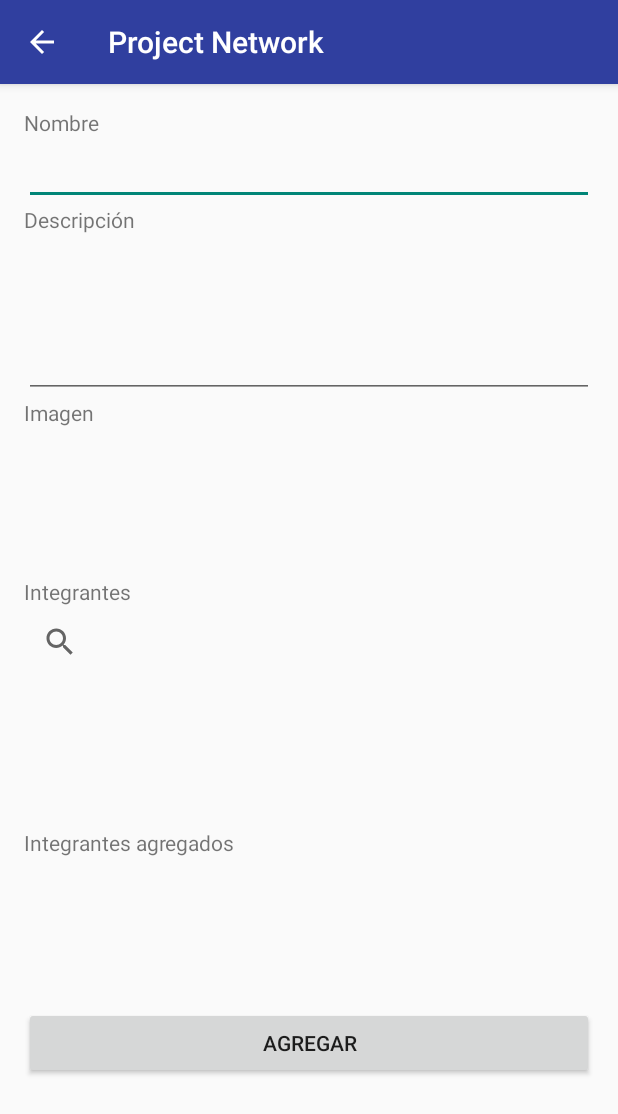
After one commit to UNED-Investiga/Project-Network, an Android app: the AddActivity screen opened directly, with no data from a screen before it, on a phone screen of 412 x 824 dp. The commit adds this screen. Shown: the top 1114 px of the screen. Run offline under Robolectric (Android 15) with nearby library versions, the phone set to English and light mode, and no system bars.

Commit message:
Se crea ui para activity de agregar

```diff
--- a/app/src/main/AndroidManifest.xml
+++ b/app/src/main/AndroidManifest.xml
@@ -16,7 +16,7 @@
         android:theme="@style/AppTheme">
         <activity
             android:name=".activity.MainActivity"
-            android:label="@string/app_name"></activity>
+            android:label="@string/app_name" />
         <activity
             android:name=".activity.ProyectoActivity"
             android:label="@string/app_name" />
@@ -39,7 +39,8 @@
         <activity
             android:name=".activity.HomeActivity"
             android:label="@string/title_activity_home"
-            android:theme="@style/AppTheme.NoActionBar"></activity>
+            android:theme="@style/AppTheme.NoActionBar" />
+        <activity android:name=".activity.AddActivity"></activity>
     </application>
 
 </manifest>
--- /dev/null
+++ b/app/src/main/java/com/nansoft/projectnetworkapp/activity/AddActivity.java
@@ -0,0 +1,42 @@
+package com.nansoft.projectnetworkapp.activity;
+
+import android.support.v7.app.AppCompatActivity;
+import android.os.Bundle;
+import android.view.MenuItem;
+
+import com.nansoft.projectnetworkapp.R;
+
+public class AddActivity extends AppCompatActivity {
+
+    @Override
+    protected void onCreate(Bundle savedInstanceState) {
+        super.onCreate(savedInstanceState);
+        setContentView(R.layout.activity_add);
+
+        final android.support.v7.app.ActionBar actionBar = getSupportActionBar();
+
+        // Specify that the Home button should show an "Up" caret, indicating that touching the
+        // button will take the user one step up in the application's hierarchy.
+        actionBar.setDisplayHomeAsUpEnabled(true);
+    }
+
+    @Override
+    public boolean onOptionsItemSelected(MenuItem item) {
+        // Handle action bar item clicks here. The action bar will
+        // automatically handle clicks on the Home/Up button, so long
+        // as you specify a parent activity in AndroidManifest.xml.
+        switch(item.getItemId())
+        {
+
+
+            case android.R.id.home:
+                super.onBackPressed();
+                break;
+
+        }
+
+
+
+        return super.onOptionsItemSelected(item);
+    }
+}
--- a/app/src/main/java/com/nansoft/projectnetworkapp/activity/HomeActivity.java
+++ b/app/src/main/java/com/nansoft/projectnetworkapp/activity/HomeActivity.java
@@ -1,5 +1,6 @@
 package com.nansoft.projectnetworkapp.activity;
 
+import android.content.Intent;
 import android.os.AsyncTask;
 import android.os.Bundle;
 import android.support.design.widget.FloatingActionButton;
@@ -59,6 +60,10 @@ public class HomeActivity extends AppCompatActivity
             public void onClick(View view) {
                 Snackbar.make(view, "Replace with your own action", Snackbar.LENGTH_LONG)
                         .setAction("Action", null).show();
+
+                Intent intent = new Intent(HomeActivity.this, AddActivity.class);
+                startActivity(intent);
+
             }
         });
 
--- a/app/src/main/java/com/nansoft/projectnetworkapp/activity/MainActivity.java
+++ b/app/src/main/java/com/nansoft/projectnetworkapp/activity/MainActivity.java
@@ -52,7 +52,7 @@ public class MainActivity extends ActionBarActivity implements ViewPager.OnPageC
     protected void onCreate(Bundle arg0)
     {
         super.onCreate(arg0);
-        this.setContentView(R.layout.main_activity);
+        this.setContentView(R.layout.activity_main);
 
         customClient = new CustomMobileService(this);
 
--- a/app/src/main/java/com/nansoft/projectnetworkapp/activity/PerfilUsuarioActivity.java
+++ b/app/src/main/java/com/nansoft/projectnetworkapp/activity/PerfilUsuarioActivity.java
@@ -47,7 +47,7 @@ public class PerfilUsuarioActivity extends ActionBarActivity {
     @Override
     protected void onCreate(Bundle savedInstanceState) {
         super.onCreate(savedInstanceState);
-        setContentView(R.layout.perfil_usuario_activity);
+        setContentView(R.layout.activity_perfil_usuario);
 
         // Set up action bar.
         final android.support.v7.app.ActionBar actionBar = getSupportActionBar();
@@ -67,7 +67,7 @@ public class PerfilUsuarioActivity extends ActionBarActivity {
         ListView lstvProyectos = (ListView) findViewById(R.id.lstvProyectosUsuario);
         headerListView = getLayoutInflater().inflate(R.layout.header_user, null);
         lstvProyectos.addHeaderView(headerListView);
-        adapter = new ProyectoAdapter(this,R.layout.general_item);
+        adapter = new ProyectoAdapter(this,R.layout.item_general);
 
         mSwipeRefreshLayout = (SwipeRefreshLayout) findViewById(R.id.swprlPerfilUsuario);
 
--- a/app/src/main/java/com/nansoft/projectnetworkapp/activity/ProyectoActivity.java
+++ b/app/src/main/java/com/nansoft/projectnetworkapp/activity/ProyectoActivity.java
@@ -4,8 +4,6 @@ import android.content.ActivityNotFoundException;
 import android.content.Intent;
 import android.net.Uri;
 import android.os.AsyncTask;
-import android.support.v4.app.NavUtils;
-import android.support.v4.app.TaskStackBuilder;
 import android.support.v4.widget.SwipeRefreshLayout;
 import android.support.v7.app.ActionBarActivity;
 import android.os.Bundle;
@@ -14,7 +12,6 @@ import android.view.MenuItem;
 import android.view.View;
 import android.widget.AdapterView;
 import android.widget.ImageView;
-import android.widget.LinearLayout;
 import android.widget.ListView;
 import android.widget.TextView;
 import android.widget.Toast;
@@ -24,7 +21,6 @@ import com.microsoft.windowsazure.mobileservices.MobileServiceClient;
 import com.microsoft.windowsazure.mobileservices.MobileServiceList;
 import com.microsoft.windowsazure.mobileservices.table.MobileServiceTable;
 import com.nansoft.projectnetworkapp.R;
-import com.nansoft.projectnetworkapp.adapter.ProyectoAdapter;
 import com.nansoft.projectnetworkapp.adapter.UsuarioAdapter;
 import com.nansoft.projectnetworkapp.model.Proyecto;
 import com.nansoft.projectnetworkapp.model.Usuario;
@@ -48,7 +44,7 @@ public class ProyectoActivity extends ActionBarActivity {
     protected void onCreate(Bundle savedInstanceState)
     {
         super.onCreate(savedInstanceState);
-        setContentView(R.layout.infoproyecto_activity);
+        setContentView(R.layout.activity_infoproyecto);
 
         final android.support.v7.app.ActionBar actionBar = getSupportActionBar();
 
@@ -73,7 +69,7 @@ public class ProyectoActivity extends ActionBarActivity {
 
         lstvUsuarios = (ListView) findViewById(R.id.lstvUsuarios);
         lstvUsuarios.addHeaderView(headerListView);
-        adapter = new UsuarioAdapter(this,R.layout.general_item);
+        adapter = new UsuarioAdapter(this,R.layout.item_general);
 
         mSwipeRefreshLayout = (SwipeRefreshLayout) findViewById(R.id.swprlInfoProyecto);
 
--- a/app/src/main/java/com/nansoft/projectnetworkapp/activity/ProyectoAreaActivity.java
+++ b/app/src/main/java/com/nansoft/projectnetworkapp/activity/ProyectoAreaActivity.java
@@ -35,7 +35,7 @@ public class ProyectoAreaActivity extends ActionBarActivity {
     @Override
     protected void onCreate(Bundle savedInstanceState) {
         super.onCreate(savedInstanceState);
-        setContentView(R.layout.proyectoarea_activity);
+        setContentView(R.layout.activity_proyectoarea);
 
 
         final android.support.v7.app.ActionBar actionBar = getSupportActionBar();
@@ -54,7 +54,7 @@ public class ProyectoAreaActivity extends ActionBarActivity {
         txtvSad = (TextView) includedLayout.findViewById(R.id.txtvInfoProblema);
 
         txtvSad.setText(getResources().getString(R.string.nodata));
-        adapter = new ProyectoAdapter(this, R.layout.general_item);
+        adapter = new ProyectoAdapter(this, R.layout.item_general);
 
 
         listview.setAdapter(adapter);
--- a/app/src/main/java/com/nansoft/projectnetworkapp/adapter/AreaAdapter.java
+++ b/app/src/main/java/com/nansoft/projectnetworkapp/adapter/AreaAdapter.java
@@ -1,19 +1,16 @@
 package com.nansoft.projectnetworkapp.adapter;
 
-import android.app.Activity;
 import android.content.Context;
 import android.support.v7.widget.RecyclerView;
 import android.view.LayoutInflater;
 import android.view.View;
 import android.view.ViewGroup;
-import android.widget.ArrayAdapter;
 import android.widget.ImageView;
 import android.widget.TextView;
 
 import com.bumptech.glide.Glide;
 import com.nansoft.projectnetworkapp.R;
 import com.nansoft.projectnetworkapp.model.Area;
-import com.nansoft.projectnetworkapp.model.Proyecto;
 
 import java.util.ArrayList;
 import java.util.List;
@@ -44,7 +41,7 @@ public class AreaAdapter extends RecyclerView.Adapter<AreaAdapter.ViewHolder>
         LayoutInflater inflater = LayoutInflater.from(context);
 
         // Inflate the custom layout
-        View view = inflater.inflate(R.layout.area_item, parent, false);
+        View view = inflater.inflate(R.layout.item_area, parent, false);
 
         // Return a new holder instance
         ViewHolder viewHolder = new ViewHolder(view);
--- a/app/src/main/java/com/nansoft/projectnetworkapp/adapter/ProyectoAdapter.java
+++ b/app/src/main/java/com/nansoft/projectnetworkapp/adapter/ProyectoAdapter.java
@@ -1,25 +1,17 @@
 package com.nansoft.projectnetworkapp.adapter;
 
-import android.app.Activity;
 import android.content.Context;
-import android.media.Image;
 import android.support.v7.widget.RecyclerView;
 import android.view.LayoutInflater;
 import android.view.View;
 import android.view.ViewGroup;
-import android.widget.ArrayAdapter;
 import android.widget.ImageView;
 import android.widget.TextView;
-import android.widget.Toast;
 
 import com.bumptech.glide.Glide;
 import com.nansoft.projectnetworkapp.R;
 import com.nansoft.projectnetworkapp.model.Proyecto;
 
-import org.w3c.dom.Text;
-
-import java.text.SimpleDateFormat;
-import java.util.Date;
 import java.util.List;
 
 /**
@@ -53,7 +45,7 @@ public class ProyectoAdapter extends RecyclerView.Adapter<ProyectoAdapter.ViewHo
         LayoutInflater inflater = LayoutInflater.from(context);
 
         // Inflate the custom layout
-        View contactView = inflater.inflate(R.layout.project_item, parent, false);
+        View contactView = inflater.inflate(R.layout.item_project, parent, false);
 
         // Return a new holder instance
         ViewHolder viewHolder = new ViewHolder(contactView);
--- /dev/null
+++ b/app/src/main/res/layout/activity_add.xml
@@ -0,0 +1,79 @@
+<?xml version="1.0" encoding="utf-8"?>
+<ScrollView
+    xmlns:android="http://schemas.android.com/apk/res/android"
+    xmlns:tools="http://schemas.android.com/tools"
+    android:layout_width="match_parent"
+    android:layout_height="match_parent"
+    android:paddingBottom="@dimen/activity_vertical_margin"
+    android:paddingLeft="@dimen/activity_horizontal_margin"
+    android:paddingRight="@dimen/activity_horizontal_margin"
+    android:paddingTop="@dimen/activity_vertical_margin"
+    tools:context="com.nansoft.projectnetworkapp.activity.AddActivity">
+
+    <LinearLayout
+        android:layout_width="match_parent"
+        android:layout_height="match_parent"
+        android:orientation="vertical">
+
+        <TextView
+            android:layout_width="match_parent"
+            android:layout_height="wrap_content"
+            android:text="@string/project_name"/>
+
+        <EditText
+            android:id="@+id/edtProjectName"
+            android:layout_width="match_parent"
+            android:layout_height="wrap_content" />
+
+        <TextView
+            android:layout_width="match_parent"
+            android:layout_height="wrap_content"
+            android:text="@string/project_description"/>
+
+        <EditText
+            android:id="@+id/edtProjectDescription"
+            android:layout_width="match_parent"
+            android:layout_height="wrap_content"
+            android:maxLines="4"
+            android:lines="4"/>
+
+        <TextView
+            android:layout_width="match_parent"
+            android:layout_height="wrap_content"
+            android:text="@string/project_image"/>
+
+        <ImageView
+            android:id="@+id/imgvProjectImage"
+            android:layout_width="100dp"
+            android:layout_height="100dp" />
+
+        <TextView
+            android:layout_width="match_parent"
+            android:layout_height="wrap_content"
+            android:text="@string/project_members"/>
+
+        <SearchView
+            android:layout_width="match_parent"
+            android:layout_height="wrap_content" />
+
+        <android.support.v7.widget.RecyclerView
+            android:layout_width="match_parent"
+            android:layout_height="100dp" />
+
+        <TextView
+            android:layout_width="match_parent"
+            android:layout_height="wrap_content"
+            android:text="@string/project_members_added"/>
+
+        <android.support.v7.widget.RecyclerView
+            android:layout_width="match_parent"
+            android:layout_height="100dp" />
+
+        <Button
+            android:layout_width="match_parent"
+            android:layout_height="wrap_content"
+            android:text="@string/project_add"/>
+
+    </LinearLayout>
+
+</ScrollView>
--- a/app/src/main/res/values/strings.xml
+++ b/app/src/main/res/values/strings.xml
@@ -21,7 +21,7 @@
     <string name="telefono">Teléfono</string>
     <string name="noconnection">Verifica la conexión a internet e intenta de nuevo</string>
     <string name="nodata">¡Vaya parece que aún no hay proyectos de esta categoría!</string>
-    <string name="project_name">Nombre del proyecto</string>
+
     <string name="website">Sitio web</string>
     <string name="integrantes">Integrantes</string>
     <string name="proyectos">Proyectos</string>
@@ -44,4 +44,12 @@
     <!-- TODO: Remove or change this placeholder text -->
     <string name="hello_blank_fragment">Hello blank fragment</string>
 
+    <string name="project_name">Nombre</string>
+    <string name="project_description">Descripción</string>
+    <string name="project_image">Imagen</string>
+    <string name="project_members">Integrantes</string>
+    <string name="project_members_added">Integrantes agregados</string>
+    <string name="project_area">Areat</string>
+    <string name="project_add">Agregar</string>
+
 </resources>
```
Also changed, not shown: app/src/main/res/layout/activity_infoproyecto.xml (renamed from app/src/main/res/layout/infoproyecto_activity.xml), app/src/main/res/layout/activity_main.xml (renamed from app/src/main/res/layout/main_activity.xml), app/src/main/res/layout/activity_perfil_usuario.xml (renamed from app/src/main/res/layout/perfil_usuario_activity.xml), app/src/main/res/layout/activity_proyectoarea.xml (renamed from app/src/main/res/layout/proyectoarea_activity.xml), app/src/main/res/layout/item_area.xml (renamed from app/src/main/res/layout/area_item.xml), app/src/main/res/layout/item_general.xml (renamed from app/src/main/res/layout/general_item.xml), app/src/main/res/layout/item_project.xml (renamed from app/src/main/res/layout/project_item.xml).
